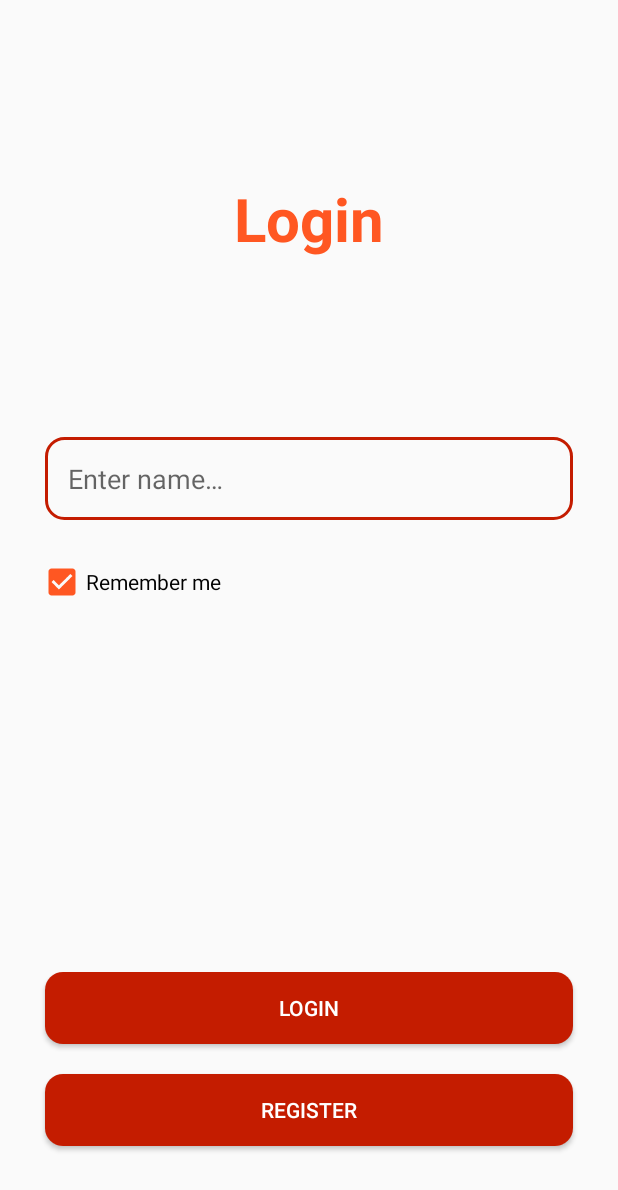
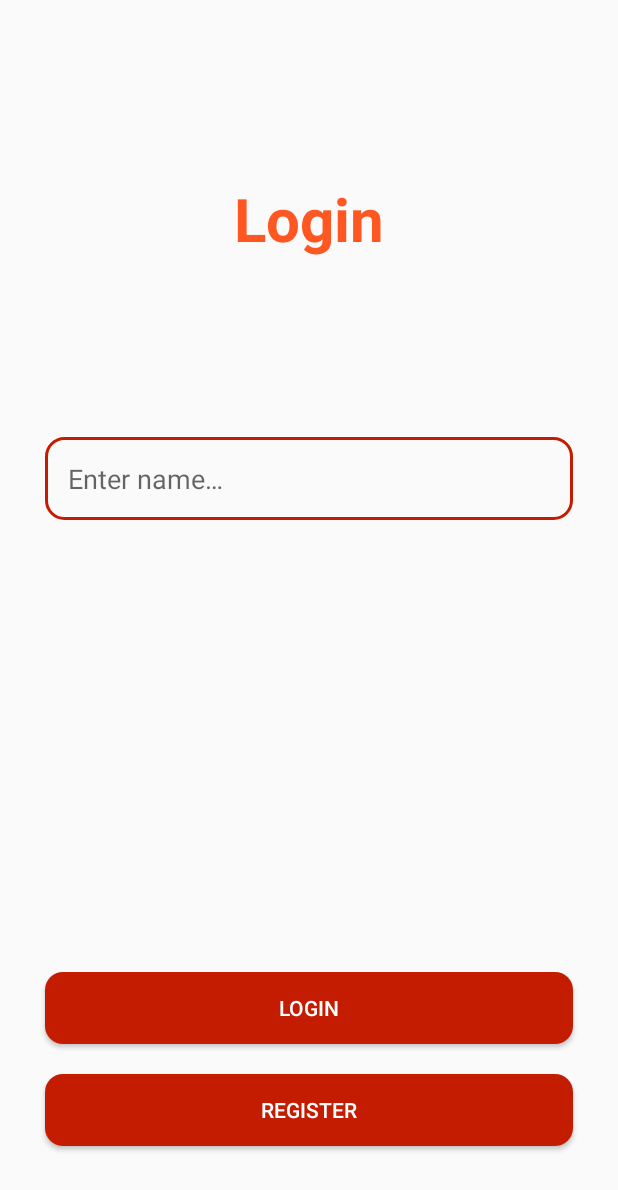
Before and after one commit to macidori98/SeriesTracker, an Android app: the screen it shows after launch (LoginActivity), on a phone screen of 412 x 824 dp. Shown: the top 1190 px of the screen. Run offline under Robolectric (Android 15) with nearby library versions, the phone set to English and light mode, and no system bars.

Commit message:
little refactor

```diff
--- /dev/null
+++ b/app/src/main/java/com/example/seriestracker/common/IBasePresenter.java
@@ -0,0 +1,6 @@
+package com.example.seriestracker.common;
+
+public interface IBasePresenter {
+    void onSuccess(int textId, int backgroundColorId);
+    void onFailure(int textId, int backgroundColorId);
+}
--- a/app/src/main/java/com/example/seriestracker/model/Users.java
+++ b/app/src/main/java/com/example/seriestracker/model/Users.java
@@ -15,18 +15,22 @@ public class Users {
         this.name = name;
     }
 
+    @PropertyName("user_id")
     public String getId() {
         return id;
     }
 
+    @PropertyName("user_id")
     public void setId(String id) {
         this.id = id;
     }
 
+    @PropertyName("name")
     public String getName() {
         return name;
     }
 
+    @PropertyName("name")
     public void setName(String name) {
         this.name = name;
     }
--- a/app/src/main/java/com/example/seriestracker/register/IRegisterPresenter.java
+++ b/app/src/main/java/com/example/seriestracker/register/IRegisterPresenter.java
@@ -1,7 +1,7 @@
 package com.example.seriestracker.register;
 
-public interface IRegisterPresenter {
+import com.example.seriestracker.common.IBasePresenter;
+
+public interface IRegisterPresenter extends IBasePresenter {
     void registerUser(String name);
-    void onSuccess(int textId, int backgroundColorId);
-    void onFailure(int textId, int backgroundColorId);
 }
--- a/app/src/main/java/com/example/seriestracker/utils/GlobalValues.java
+++ b/app/src/main/java/com/example/seriestracker/utils/GlobalValues.java
@@ -3,6 +3,7 @@ package com.example.seriestracker.utils;
 public class GlobalValues {
     public static final int SPLASH_SCREEN_LENGTH = 1500;
     public static final int COUNTDOWN_INTERVAL = 1000;
+    public static final int MIN_STRING_LENGTH = 6;
 
     public static String CURRENT_USER;
 
--- a/app/src/main/java/com/example/seriestracker/utils/Util.java
+++ b/app/src/main/java/com/example/seriestracker/utils/Util.java
@@ -14,7 +14,7 @@ import static android.content.Context.MODE_PRIVATE;
 public class Util {
 
     public static boolean isStringLengthOk(String string) {
-        return string.length() >= 6;
+        return string.length() >= GlobalValues.MIN_STRING_LENGTH;
     }
 
     public static void makeToast(Context context, int textId, int backgroundColor) {
--- a/app/src/main/res/layout/activity_login.xml
+++ b/app/src/main/res/layout/activity_login.xml
@@ -33,18 +33,6 @@
         app:layout_constraintEnd_toEndOf="parent"
         app:layout_constraintStart_toStartOf="parent"
         app:layout_constraintTop_toTopOf="parent" />
-
-    <CheckBox
-        android:id="@+id/checkBoxRememberMe"
-        android:layout_width="match_parent"
-        android:layout_height="wrap_content"
-        android:layout_margin="25dp"
-        android:buttonTint="@color/secondaryColor"
-        android:checked="true"
-        android:text="@string/remember_me"
-        app:layout_constraintEnd_toEndOf="parent"
-        app:layout_constraintStart_toStartOf="parent"
-        app:layout_constraintTop_toBottomOf="@+id/editTextName" />
 
     <LinearLayout
         android:id="@+id/linearLayout"
--- a/app/src/main/res/values/colors.xml
+++ b/app/src/main/res/values/colors.xml
@@ -11,4 +11,5 @@
     <color name="black">#FF000000</color>
     <color name="white">#FFFFFFFF</color>
     <color name="green">#17A31E</color>
+    <color name="red">#D21404</color>
 </resources>
--- a/app/src/main/res/values/strings.xml
+++ b/app/src/main/res/values/strings.xml
@@ -17,6 +17,8 @@
 
     <!--register-->
     <string name="register">Register</string>
+    <string name="short_name">Your name length has to contain at least 6 characters</string>
+    <string name="already_exists">User already exists</string>
 
     <!--messages-->
     <string name="success">Success</string>
```
Also changed, not shown: app/src/main/java/com/example/seriestracker/register/RegisterPresenter.java (+7 -4 lines).
